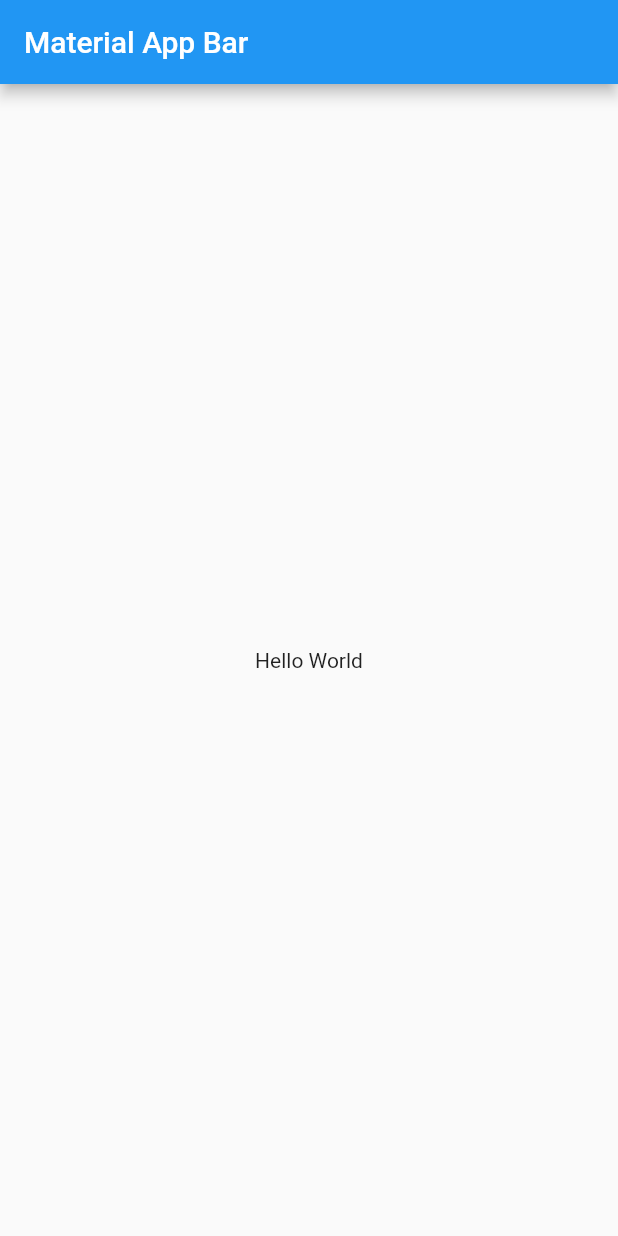
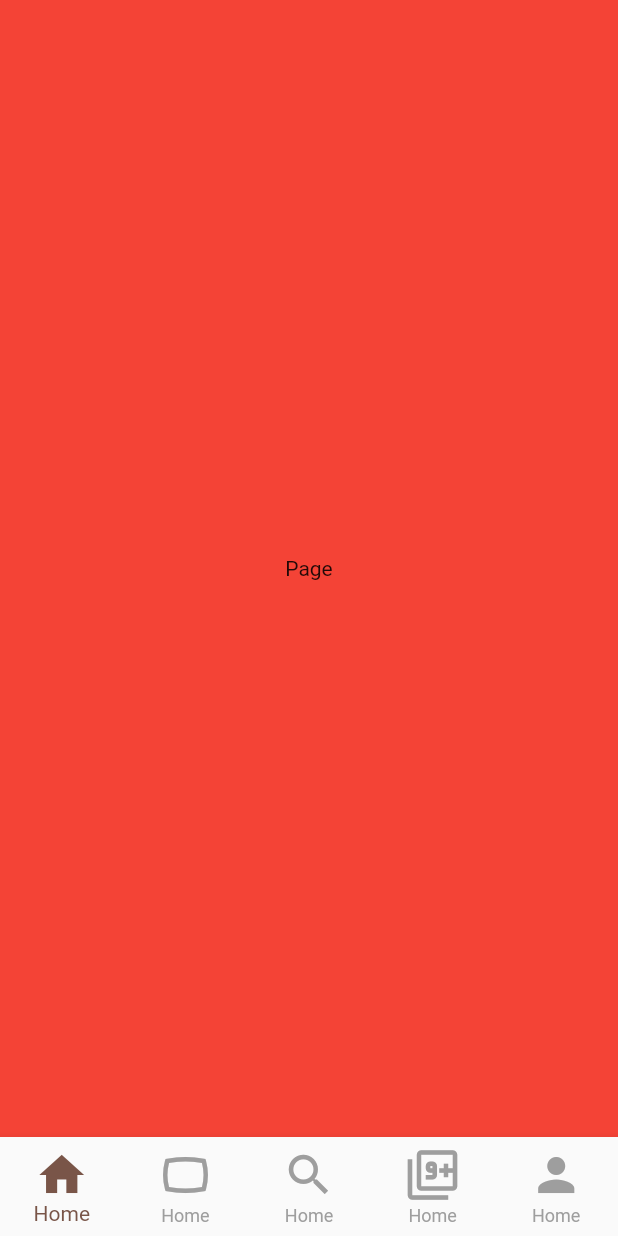
Before and after one commit to Sortweste/PinToBusinessApp, a Flutter app: the screen it shows after launch, on a phone screen of 412 x 824 dp. Run offline on Flutter 3.47's test engine with Material 2 defaults, Android fonts, the phone set to English and light mode, and no system bars.

Commit message:
navigation bar added

```diff
--- a/lib/main.dart
+++ b/lib/main.dart
@@ -1,22 +1,36 @@
+import 'package:demo/pages/bottom_nav_menu_page.dart';
+import 'package:demo/provider/bottom_nav_menu_provider.dart';
 import 'package:flutter/material.dart';
+import 'package:provider/provider.dart';
 
 void main() => runApp(MyApp());
 
 class MyApp extends StatelessWidget {
   @override
   Widget build(BuildContext context) {
+    return MultiProvider(
+      providers: [
+        ChangeNotifierProvider(create: (_) => TabsNavigationProvider(),),
+      ],
+      child: _MateApp(),
+      );
+  }
+}
+
+class _MateApp extends StatelessWidget {
+  const _MateApp({
+    Key key,
+  }) : super(key: key);
+
+  @override
+  Widget build(BuildContext context) {
     return MaterialApp(
-      title: 'Material App',
-      home: Scaffold(
-        appBar: AppBar(
-          title: Text('Material App Bar'),
-        ),
-        body: Center(
-          child: Container(
-            child: Text('Hello World'),
-          ),
-        ),
-      ),
+      debugShowCheckedModeBanner: false,
+      title: 'PinToBusiness App',
+      initialRoute: 'home',
+      routes: {
+         'home': (BuildContext context) => HomePage(),
+      },
     );
   }
 }
--- /dev/null
+++ b/lib/pages/bottom_nav_menu_page.dart
@@ -0,0 +1,38 @@
+import 'package:demo/pages/tabs/tab1_page.dart';
+import 'package:demo/pages/tabs/tab2_page.dart';
+import 'package:demo/pages/tabs/tab3_page.dart';
+import 'package:demo/pages/tabs/tab4_page.dart';
+import 'package:demo/pages/tabs/tab5_page.dart';
+import 'package:demo/provider/bottom_nav_menu_provider.dart';
+import 'package:demo/widgets/navigation_bar_widget.dart';
+import 'package:flutter/material.dart';
+import 'package:provider/provider.dart';
+
+class HomePage extends StatefulWidget {
+
+  @override
+  _HomePageState createState() => _HomePageState();
+}
+
+class _HomePageState extends State<HomePage> {
+  @override
+  Widget build(BuildContext context) {
+
+    final _navigationProvider = Provider.of<TabsNavigationProvider>(context);
+
+    return Scaffold(
+      body: PageView(
+        controller: _navigationProvider.pageController,
+         physics: NeverScrollableScrollPhysics(),
+         children: [
+           Tab1Page(),
+           Tab2Page(),
+           Tab3Page(),
+           Tab4Page(),
+           Tab5Page(),
+         ],
+      ),
+      bottomNavigationBar: BottomNavBar(),
+    );
+  }
+}
--- /dev/null
+++ b/lib/pages/tabs/tab1_page.dart
@@ -0,0 +1,26 @@
+import 'package:demo/provider/bottom_nav_menu_provider.dart';
+import 'package:flutter/material.dart';
+import 'package:provider/provider.dart';
+
+class Tab1Page extends StatefulWidget {
+  Tab1Page({Key key}) : super(key: key);
+
+  @override
+  _Tab1PageState createState() => _Tab1PageState();
+}
+
+class _Tab1PageState extends State<Tab1Page> {
+
+
+
+  @override
+  Widget build(BuildContext context) {
+    final _navigationProvider = Provider.of<TabsNavigationProvider>(context);
+    return Scaffold(
+      backgroundColor: Colors.red,
+      body: Center(
+        child: Text('Page'),
+      ),
+    );
+  }
+}
--- /dev/null
+++ b/lib/provider/bottom_nav_menu_provider.dart
@@ -0,0 +1,17 @@
+import 'package:flutter/material.dart';
+
+class TabsNavigationProvider with ChangeNotifier {
+   int _currentPage = 0;
+  PageController _pageController = new PageController();
+
+  int get currentPage => this._currentPage;
+
+  set currentPage(int p){
+    this._currentPage = p;
+    _pageController.jumpTo(p);
+   // _pageController.animateToPage(p, duration: Duration(milliseconds: 125), curve: Curves.easeInExpo);
+    notifyListeners();
+  }
+
+  PageController get pageController => this._pageController;
+}
--- /dev/null
+++ b/lib/widgets/navigation_bar_widget.dart
@@ -0,0 +1,45 @@
+import 'package:demo/provider/bottom_nav_menu_provider.dart';
+import 'package:flutter/material.dart';
+import 'package:provider/provider.dart';
+
+class BottomNavBar extends StatelessWidget {
+
+  @override
+  Widget build(BuildContext context) {
+
+    final _navigationProvider = Provider.of<TabsNavigationProvider>(context);
+
+    return BottomNavigationBar(
+      currentIndex: _navigationProvider.currentPage,
+      selectedItemColor: Colors.brown,
+      unselectedItemColor: Colors.grey,
+      elevation: 5,
+      showUnselectedLabels: true,
+      type: BottomNavigationBarType.fixed,
+      iconSize: 36,
+      onTap: (i) => _navigationProvider.currentPage = i,
+      items: <BottomNavigationBarItem>[
+          BottomNavigationBarItem(
+            icon: Icon(Icons.home),
+            title: Container(child: Text('Home'),),
+          ),
+           BottomNavigationBarItem(
+            icon: Icon(Icons.panorama_wide_angle),
+            title: Container(child: Text('Home'),),
+          ),
+           BottomNavigationBarItem(
+            icon: Icon(Icons.search),
+            title: Container(child: Text('Home'),),
+          ),
+           BottomNavigationBarItem(
+            icon: Icon(Icons.filter_9_plus),
+            title: Container(child: Text('Home'),),
+          ),
+           BottomNavigationBarItem(
+            icon: Icon(Icons.person),
+            title: Container(child: Text('Home'),),
+          ),
+        ]
+      );
+  }
+}
```
Also changed, not shown: lib/pages/tabs/tab2_page.dart (added, +24 -0 lines), lib/pages/tabs/tab3_page.dart (added, +24 -0 lines), lib/pages/tabs/tab4_page.dart (added, +24 -0 lines), lib/pages/tabs/tab5_page.dart (added, +24 -0 lines), pubspec.yaml (+7 -0 lines), pubspec.lock.
